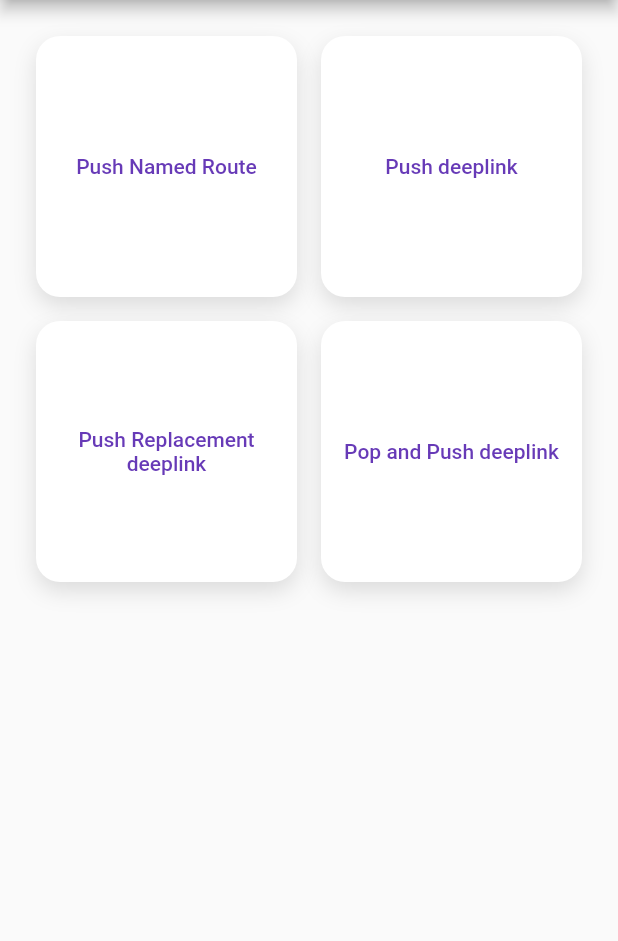
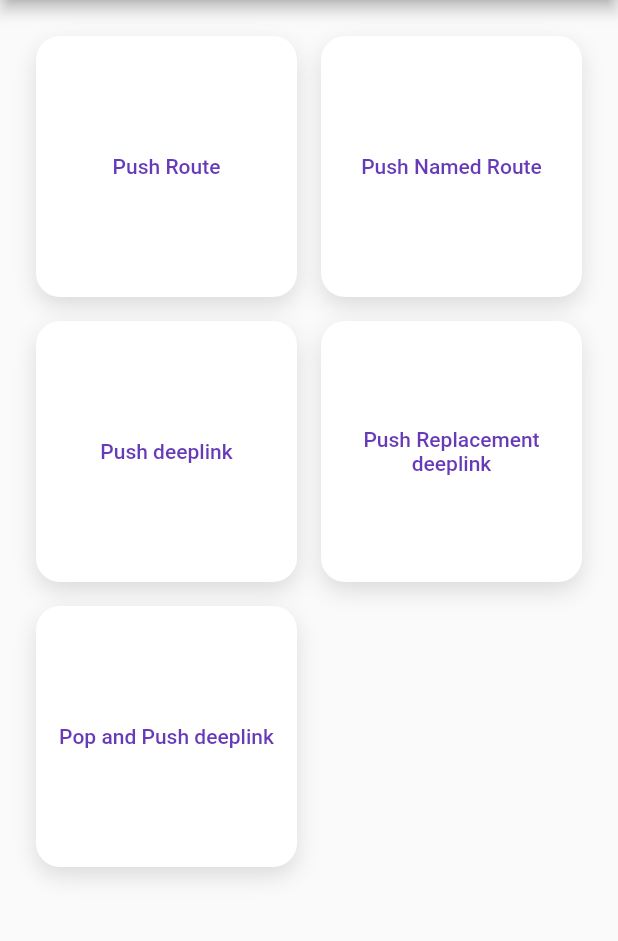
Before and after one commit to BelfDev/nuvigator-demo, a Flutter app: the HomePage screen opened directly, on a phone screen of 412 x 824 dp, the part 84-1025 px from its top. Run offline on Flutter 3.47's test engine with Material 2 defaults, Android fonts, the phone set to English and light mode, and no system bars; missing offline and left inert: nuvigator.

Commit message:
Add push use case

```diff
--- a/lib/pages/home_page.dart
+++ b/lib/pages/home_page.dart
@@ -2,6 +2,7 @@ import 'package:flutter/material.dart';
 import 'package:nuvigator/next.dart';
 import 'package:nuvigator_demo/use_case/open_deeplink_use_case.dart';
 import 'package:nuvigator_demo/use_case/push_named_use_case.dart';
+import 'package:nuvigator_demo/use_case/push_use_case.dart';
 import 'package:nuvigator_demo/widgets/use_case_card.dart';
 
 class HomePage extends StatelessWidget {
@@ -10,6 +11,7 @@ class HomePage extends StatelessWidget {
   }) : super(key: key);
 
   static final _useCases = [
+    PushUseCase(),
     PushNamedUseCase(),
     OpenDeepLinkUseCase(),
     OpenDeepLinkUseCase(
--- /dev/null
+++ b/lib/use_case/push_use_case.dart
@@ -0,0 +1,18 @@
+import 'package:flutter/material.dart';
+import 'package:nuvigator/next.dart';
+import 'package:nuvigator_demo/navigation/routes.dart';
+import 'package:nuvigator_demo/use_case/use_case_spec.dart';
+
+class PushUseCase extends UseCaseSpec {
+  PushUseCase() : super('Push Route');
+
+  @override
+  Future<void> execute(BuildContext context) async {
+    // Retrieve [Nuvigator] from [BuildContext]
+    final nuvigator = Nuvigator.of(context);
+    // Retrieve the desired [Route] via [Nuvigator.router]
+    final route = nuvigator.router.getRoute(deepLink: RoutePaths.sampleA);
+    // Use [Navigator] API via [Nuvigator] to push by [Route]
+    nuvigator.push(route);
+  }
+}
```
